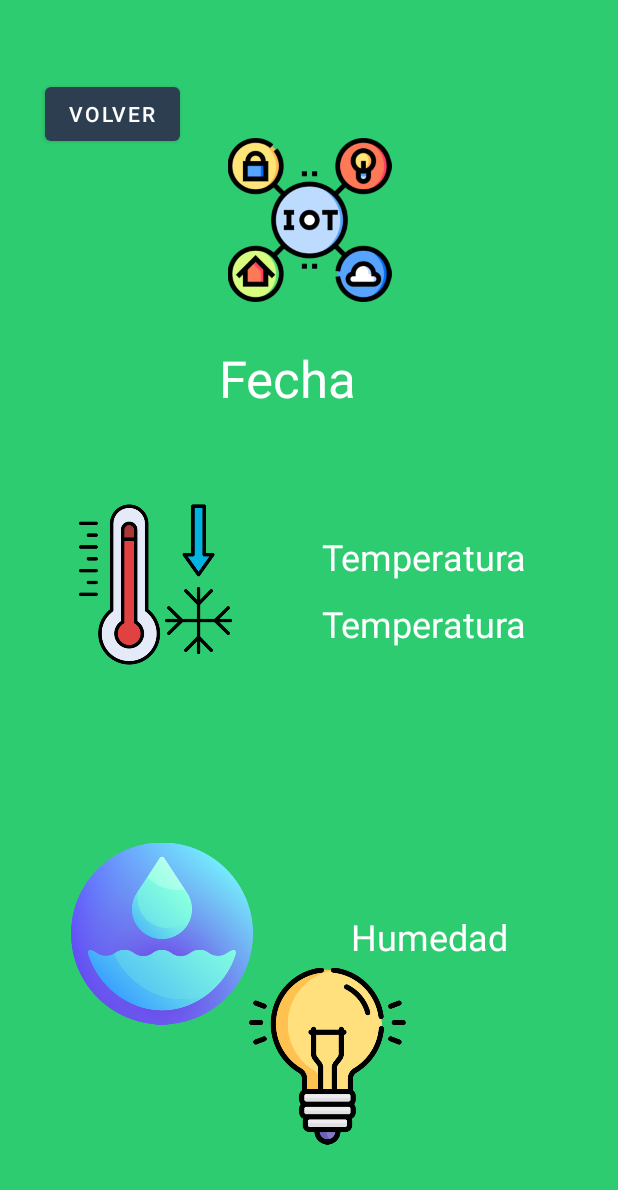
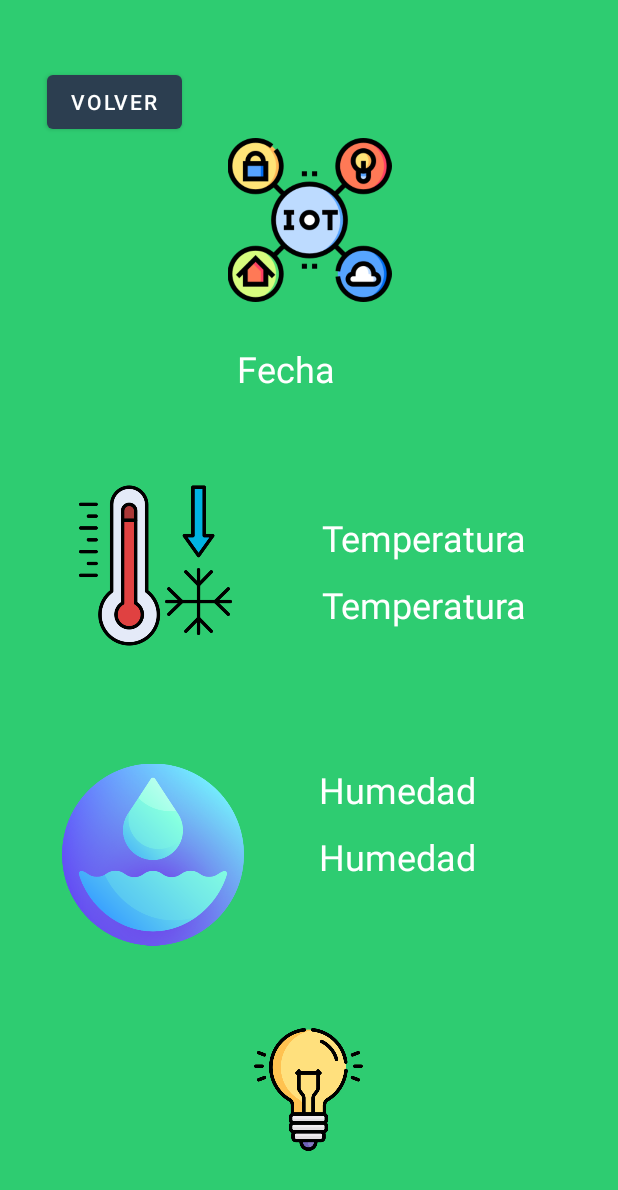
Before and after one commit to Seba271/pnk_prueba1, an Android app: the layout activity_main.xml on its own in the app's theme, with its tools: preview values and no code run, on a phone screen of 412 x 824 dp. Shown: the top 1190 px of the screen. Run offline under Robolectric (Android 15) with nearby library versions, the phone set to English and light mode, and no system bars.

Commit message:
agregue que en vista de modificar al apretar volver mande al menu principal

```diff
--- a/app/src/main/java/com/example/webservice/Login.kt
+++ b/app/src/main/java/com/example/webservice/Login.kt
@@ -23,7 +23,7 @@ class Login : AppCompatActivity() {
         val txtusuario = findViewById<EditText>(R.id.txtusuariologin)
         val txtclave = findViewById<EditText>(R.id.txtcontralogin)
         val loginButton = findViewById<Button>(R.id.btn_iniciar)
-        val registerButton = findViewById<Button>(R.id.button)
+
 
         loginButton.setOnClickListener {
             val usuarioIngresado = txtusuario.text.toString()
@@ -48,9 +48,6 @@ class Login : AppCompatActivity() {
             }
         }
 
-        registerButton.setOnClickListener {
-            val intent = Intent(this, Registrar::class.java)
-            startActivity(intent)
-        }
+
     }
 }
--- a/app/src/main/java/com/example/webservice/ModificarEliminar.kt
+++ b/app/src/main/java/com/example/webservice/ModificarEliminar.kt
@@ -1,5 +1,6 @@
 package com.example.webservice
 
+import android.content.Intent
 import android.os.Bundle
 import android.widget.Button
 import android.widget.EditText
@@ -107,6 +108,15 @@ class ModificarEliminar : AppCompatActivity() {
             }
         }
 
+        val btnVolver: Button = findViewById(R.id.btnVolver)
+        btnVolver.setOnClickListener {
+            val intent = Intent(this, Menu::class.java)
+            intent.addFlags(Intent.FLAG_ACTIVITY_CLEAR_TOP or Intent.FLAG_ACTIVITY_NEW_TASK)
+            startActivity(intent)
+            finish()
+        }
+
+
         // Confirmar y eliminar usuario
         elim.setOnClickListener {
             SweetAlertDialog(this, SweetAlertDialog.WARNING_TYPE)
@@ -134,6 +144,8 @@ class ModificarEliminar : AppCompatActivity() {
         }
     }
 
+
+
     private fun mostrarAlerta(titulo: String, mensaje: String) {
         SweetAlertDialog(this, SweetAlertDialog.ERROR_TYPE)
             .setTitleText(titulo)
@@ -152,6 +164,9 @@ class ModificarEliminar : AppCompatActivity() {
         return regex.matches(clave)
     }
 
+
+
+
     private fun modificar(id: Int, nombre: String, apellido: String, correo: String, clave: String) {
         val helper = ConexionDbHelper(this)
         val db = helper.writableDatabase
--- a/app/src/main/res/layout/activity_login.xml
+++ b/app/src/main/res/layout/activity_login.xml
@@ -17,18 +17,6 @@
         app:layout_constraintStart_toStartOf="parent"
         app:layout_constraintTop_toTopOf="parent"
         app:srcCompat="@drawable/humedad" />
-
-    <Button
-        android:id="@+id/button"
-        android:layout_width="wrap_content"
-        android:layout_height="wrap_content"
-        android:layout_marginTop="13dp"
-        android:text="Registrar"
-        app:layout_constraintBottom_toBottomOf="parent"
-        app:layout_constraintEnd_toEndOf="parent"
-        app:layout_constraintStart_toStartOf="parent"
-        app:layout_constraintTop_toBottomOf="@+id/btn_iniciar"
-        app:layout_constraintVertical_bias="0.227" />
 
     <EditText
         android:id="@+id/txtusuariologin"
--- a/app/src/main/res/layout/activity_main.xml
+++ b/app/src/main/res/layout/activity_main.xml
@@ -7,6 +7,35 @@
     android:layout_height="match_parent"
     android:background="@color/colorFondo"
     tools:context=".MainActivity">
+
+    <TextView
+        android:id="@+id/txt_humedad2"
+        android:layout_width="wrap_content"
+        android:layout_height="wrap_content"
+        android:text="Humedad"
+        android:textColor="@color/colorTextoGeneral"
+        android:textSize="24sp"
+        app:layout_constraintBottom_toTopOf="@+id/txt_humedad"
+        app:layout_constraintEnd_toEndOf="parent"
+        app:layout_constraintHorizontal_bias="0.692"
+        app:layout_constraintStart_toStartOf="parent"
+        app:layout_constraintTop_toBottomOf="@+id/txt_temp"
+        app:layout_constraintVertical_bias="0.885" />
+
+    <TextView
+        android:id="@+id/txt_humedad"
+        android:layout_width="wrap_content"
+        android:layout_height="wrap_content"
+        android:layout_marginTop="120dp"
+        android:text="Humedad"
+        android:textColor="@color/colorTextoGeneral"
+        android:textSize="24sp"
+        app:layout_constraintBottom_toBottomOf="parent"
+        app:layout_constraintEnd_toEndOf="parent"
+        app:layout_constraintHorizontal_bias="0.692"
+        app:layout_constraintStart_toStartOf="parent"
+        app:layout_constraintTop_toBottomOf="@+id/txt_temp"
+        app:layout_constraintVertical_bias="0.06" />
 
     <ImageView
         android:id="@+id/imagen_logo"
@@ -31,19 +60,6 @@
         app:srcCompat="@drawable/tempbaja" />
 
     <TextView
-        android:id="@+id/txt_humedad"
-        android:layout_width="wrap_content"
-        android:layout_height="wrap_content"
-        android:layout_marginTop="176dp"
-        android:text="Humedad"
-        android:textColor="@color/colorTextoGeneral"
-        android:textSize="24sp"
-        app:layout_constraintEnd_toEndOf="parent"
-        app:layout_constraintHorizontal_bias="0.761"
-        app:layout_constraintStart_toStartOf="parent"
-        app:layout_constraintTop_toBottomOf="@+id/txt_temp" />
-
-    <TextView
         android:id="@+id/txt_temp"
         android:layout_width="wrap_content"
         android:layout_height="wrap_content"
@@ -60,9 +76,9 @@
         android:id="@+id/imageView4"
         android:layout_width="121dp"
         android:layout_height="187dp"
-        android:layout_marginTop="48dp"
+        android:layout_marginTop="8dp"
         app:layout_constraintEnd_toEndOf="parent"
-        app:layout_constraintHorizontal_bias="0.162"
+        app:layout_constraintHorizontal_bias="0.143"
         app:layout_constraintStart_toStartOf="parent"
         app:layout_constraintTop_toBottomOf="@+id/imagen_temp"
         app:srcCompat="@drawable/humedad" />
@@ -74,7 +90,7 @@
         android:layout_marginTop="28dp"
         android:text="Fecha"
         android:textColor="@color/colorTextoGeneral"
-        android:textSize="34sp"
+        android:textSize="24sp"
         app:layout_constraintEnd_toEndOf="parent"
         app:layout_constraintHorizontal_bias="0.456"
         app:layout_constraintStart_toStartOf="parent"
@@ -82,12 +98,12 @@
 
     <ImageView
         android:id="@+id/imagen_ampolleta"
-        android:layout_width="118dp"
-        android:layout_height="160dp"
+        android:layout_width="82dp"
+        android:layout_height="115dp"
         android:layout_marginBottom="40dp"
         app:layout_constraintBottom_toBottomOf="parent"
         app:layout_constraintEnd_toEndOf="parent"
-        app:layout_constraintHorizontal_bias="0.542"
+        app:layout_constraintHorizontal_bias="0.498"
         app:layout_constraintStart_toStartOf="parent"
         app:layout_constraintTop_toBottomOf="@+id/txt_fecha"
         app:layout_constraintVertical_bias="1.0"
@@ -105,6 +121,7 @@
         app:layout_constraintHorizontal_bias="0.777"
         app:layout_constraintStart_toStartOf="parent"
         app:layout_constraintTop_toBottomOf="@+id/txt_fecha" />
+
     <Button
         android:id="@+id/btnVolver"
         android:layout_width="wrap_content"
@@ -113,9 +130,9 @@
         android:text="Volver"
         app:layout_constraintBottom_toBottomOf="parent"
         app:layout_constraintEnd_toEndOf="parent"
-        app:layout_constraintHorizontal_bias="0.049"
+        app:layout_constraintHorizontal_bias="0.052"
         app:layout_constraintStart_toStartOf="parent"
         app:layout_constraintTop_toTopOf="parent"
-        app:layout_constraintVertical_bias="0.048" />
+        app:layout_constraintVertical_bias="0.038" />
 
 </androidx.constraintlayout.widget.ConstraintLayout>
```
